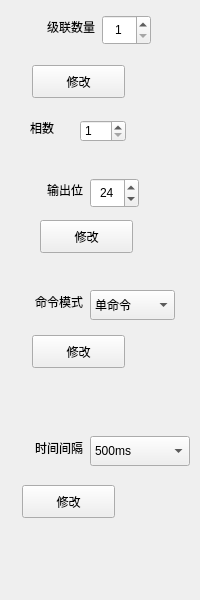
Above: IDC_TestSystem/common/toolbox/settingtoolwid.ui from ChinaClever/IDC_TestSystem before the change. Below: the same form after it.
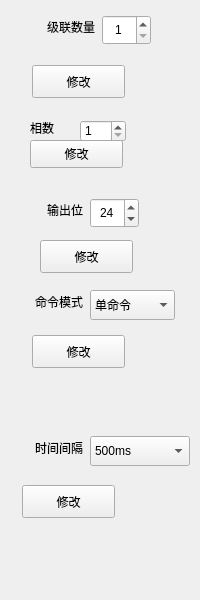
That is the form after the change.

```diff
--- a/IDC_TestSystem/common/toolbox/settingtoolwid.ui
+++ b/IDC_TestSystem/common/toolbox/settingtoolwid.ui
@@ -106,7 +106,7 @@
    <property name="geometry">
     <rect>
      <x>90</x>
-     <y>178</y>
+     <y>198</y>
      <width>49</width>
      <height>30</height>
     </rect>
@@ -128,7 +128,7 @@
    <property name="geometry">
     <rect>
      <x>40</x>
-     <y>220</y>
+     <y>240</y>
      <width>93</width>
      <height>33</height>
     </rect>
@@ -207,7 +207,7 @@
    <property name="geometry">
     <rect>
      <x>29</x>
-     <y>178</y>
+     <y>198</y>
      <width>54</width>
      <height>24</height>
     </rect>
@@ -268,6 +268,19 @@
     <number>3</number>
    </property>
   </widget>
+  <widget class="QPushButton" name="lineBtn">
+   <property name="geometry">
+    <rect>
+     <x>30</x>
+     <y>140</y>
+     <width>93</width>
+     <height>28</height>
+    </rect>
+   </property>
+   <property name="text">
+    <string>修改</string>
+   </property>
+  </widget>
  </widget>
  <resources/>
  <connections/>
```
